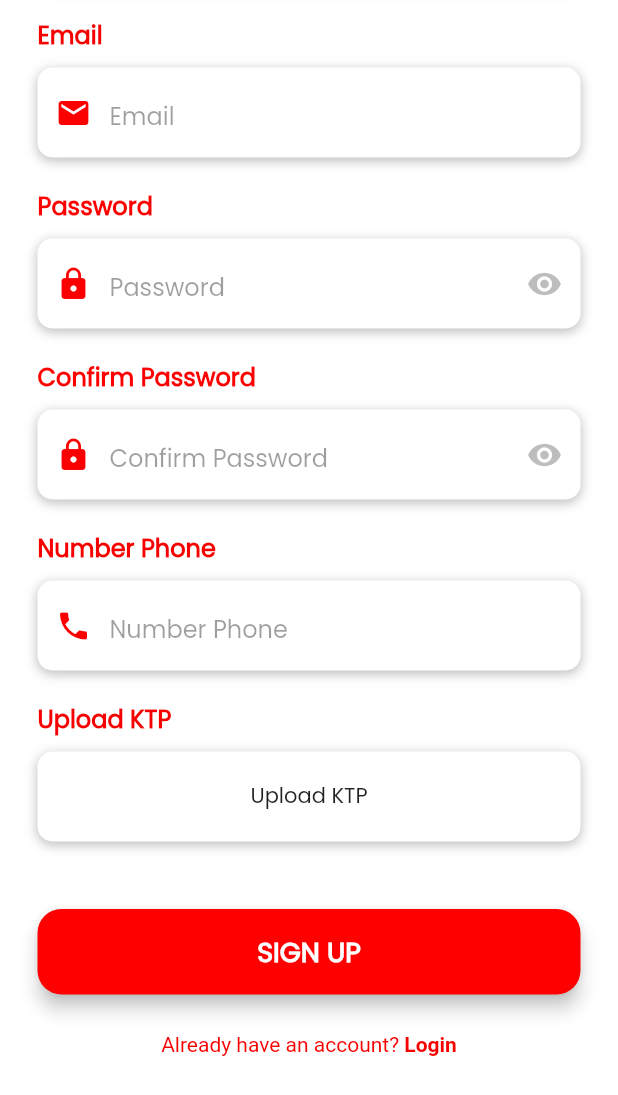
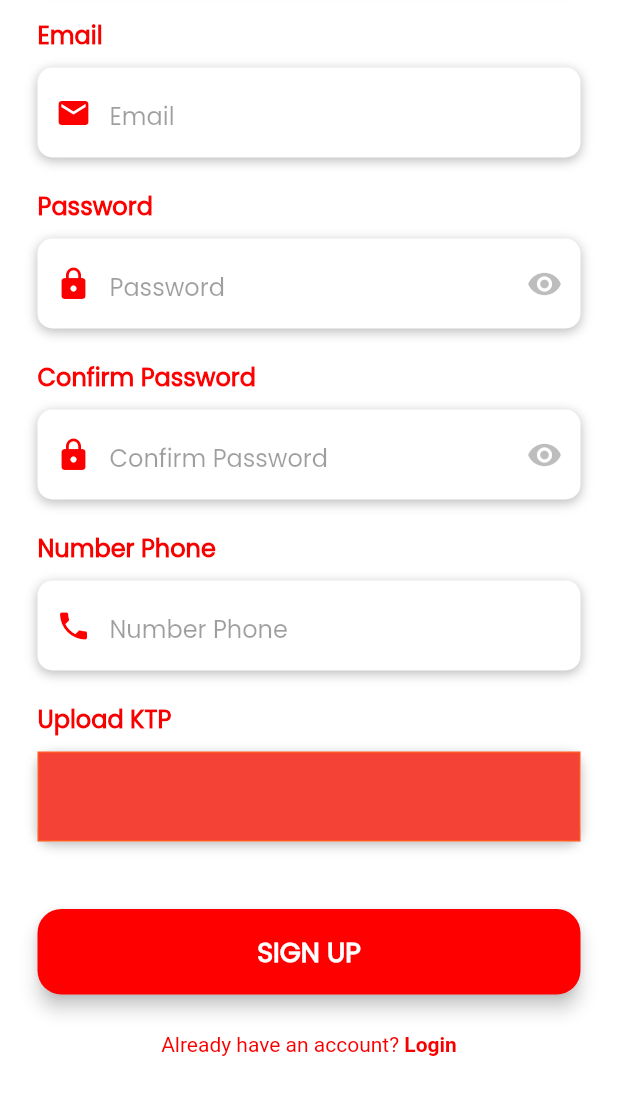
Before and after one commit to rifaldho2001/RentCar, a Flutter app: the SignUp screen opened directly, scrolled down 418 dp, on a phone screen of 412 x 824 dp. Shown: the top 1095 px of the screen. Run offline on Flutter 3.47's test engine with Material 2 defaults, Android fonts, the phone set to English and light mode, and no system bars; our stand-ins replace animated_splash_screen.

Commit message:
gesture detector

```diff
--- a/lib/Login/signup.dart
+++ b/lib/Login/signup.dart
@@ -263,14 +263,20 @@ class _SignUpScreen extends State<SignUp> {
               ]),
           height: 60,
           child: GestureDetector(
-            child: Center(
-              child: Text("Upload KTP")),
-              onTap: (() {
-                AlertDialog(
-                  content: Text("Hallo"),
-                  );
-                }
+            child: Container(
+              decoration: BoxDecoration(
+                color: Colors.red,
+                border: Border.all(color: Colors.deepOrange, width: 1.0),
               ),
+            ),
+            // child: Center(
+            //   child: Text("Upload KTP")),
+            //   onTap: (() {
+            //     AlertDialog(
+            //       content: Text("hai"),
+            //       );
+            //     }
+            //   ),
             ),
           // child: TextField(
           //   keyboardType: TextInputType.emailAddress,
```
